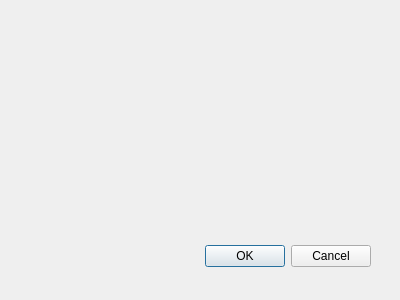
Old version of the form pathsdialog.ui in the repository Chaflan/WinDoomHub.
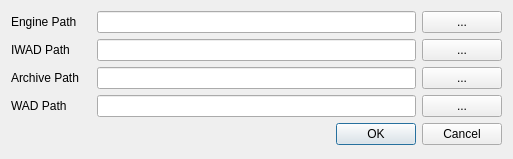
New version of the form.

```diff
--- a/pathsdialog.ui
+++ b/pathsdialog.ui
@@ -8,29 +8,133 @@
    <rect>
     <x>0</x>
     <y>0</y>
-    <width>400</width>
-    <height>300</height>
+    <width>513</width>
+    <height>159</height>
    </rect>
   </property>
   <property name="windowTitle">
    <string>Dialog</string>
   </property>
-  <widget class="QDialogButtonBox" name="buttonBox">
-   <property name="geometry">
-    <rect>
-     <x>30</x>
-     <y>240</y>
-     <width>341</width>
-     <height>32</height>
-    </rect>
-   </property>
-   <property name="orientation">
-    <enum>Qt::Horizontal</enum>
-   </property>
-   <property name="standardButtons">
-    <set>QDialogButtonBox::Cancel|QDialogButtonBox::Ok</set>
-   </property>
-  </widget>
+  <layout class="QVBoxLayout" name="verticalLayout">
+   <item>
+    <layout class="QHBoxLayout" name="horizontalLayout">
+     <item>
+      <widget class="QLabel" name="label">
+       <property name="minimumSize">
+        <size>
+         <width>80</width>
+         <height>0</height>
+        </size>
+       </property>
+       <property name="text">
+        <string>Engine Path</string>
+       </property>
+      </widget>
+     </item>
+     <item>
+      <widget class="QLineEdit" name="lineEditEngine"/>
+     </item>
+     <item>
+      <widget class="QPushButton" name="pushButtonEngine">
+       <property name="text">
+        <string>...</string>
+       </property>
+      </widget>
+     </item>
+    </layout>
+   </item>
+   <item>
+    <layout class="QHBoxLayout" name="horizontalLayout_2">
+     <item>
+      <widget class="QLabel" name="label_2">
+       <property name="minimumSize">
+        <size>
+         <width>80</width>
+         <height>0</height>
+        </size>
+       </property>
+       <property name="text">
+        <string>IWAD Path</string>
+       </property>
+      </widget>
+     </item>
+     <item>
+      <widget class="QLineEdit" name="lineEditIwad"/>
+     </item>
+     <item>
+      <widget class="QPushButton" name="pushButtonIwad">
+       <property name="text">
+        <string>...</string>
+       </property>
+      </widget>
+     </item>
+    </layout>
+   </item>
+   <item>
+    <layout class="QHBoxLayout" name="horizontalLayout_3">
+     <item>
+      <widget class="QLabel" name="label_3">
+       <property name="minimumSize">
+        <size>
+         <width>80</width>
+         <height>0</height>
+        </size>
+       </property>
+       <property name="text">
+        <string>Archive Path</string>
+       </property>
+      </widget>
+     </item>
+     <item>
+      <widget class="QLineEdit" name="lineEditArchive"/>
+     </item>
+     <item>
+      <widget class="QPushButton" name="pushButtonArchive">
+       <property name="text">
+        <string>...</string>
+       </property>
+      </widget>
+     </item>
+    </layout>
+   </item>
+   <item>
+    <layout class="QHBoxLayout" name="horizontalLayout_4">
+     <item>
+      <widget class="QLabel" name="label_4">
+       <property name="minimumSize">
+        <size>
+         <width>80</width>
+         <height>0</height>
+        </size>
+       </property>
+       <property name="text">
+        <string>WAD Path</string>
+       </property>
+      </widget>
+     </item>
+     <item>
+      <widget class="QLineEdit" name="lineEditWad"/>
+     </item>
+     <item>
+      <widget class="QPushButton" name="pushButtonWad">
+       <property name="text">
+        <string>...</string>
+       </property>
+      </widget>
+     </item>
+    </layout>
+   </item>
+   <item>
+    <widget class="QDialogButtonBox" name="buttonBox">
+     <property name="orientation">
+      <enum>Qt::Horizontal</enum>
+     </property>
+     <property name="standardButtons">
+      <set>QDialogButtonBox::Cancel|QDialogButtonBox::Ok</set>
+     </property>
+    </widget>
+   </item>
+  </layout>
  </widget>
  <pixmapfunction/>
  <resources/>
```
Left out of the diff: 5 changed lines with no effect on the pictures.
